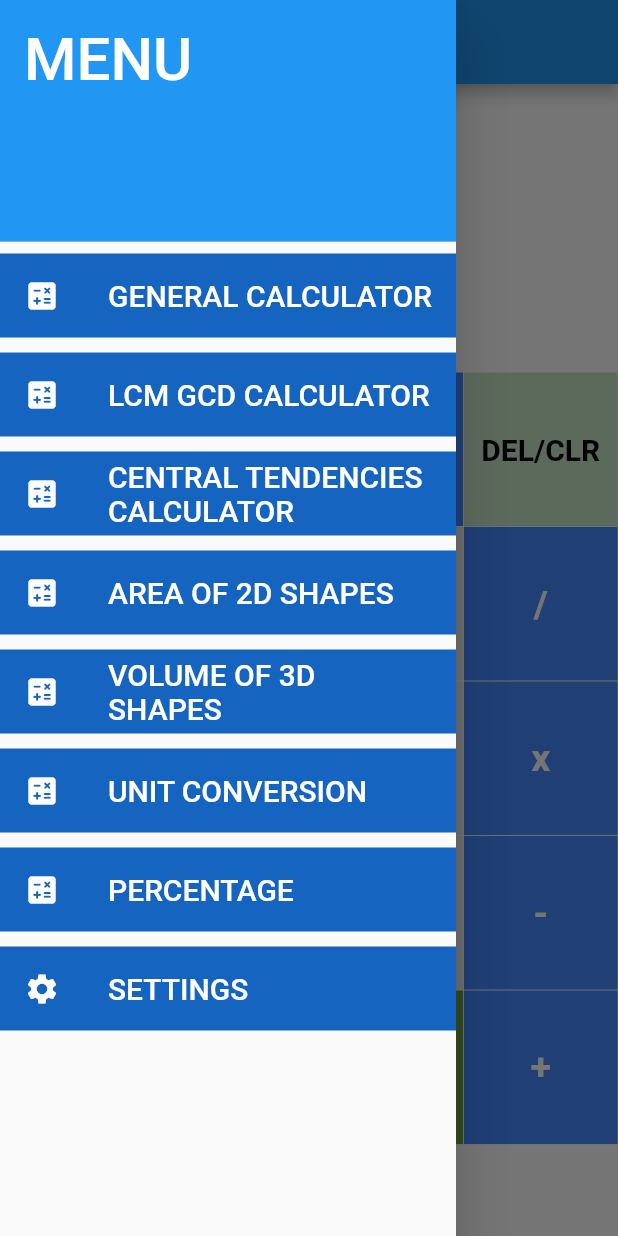
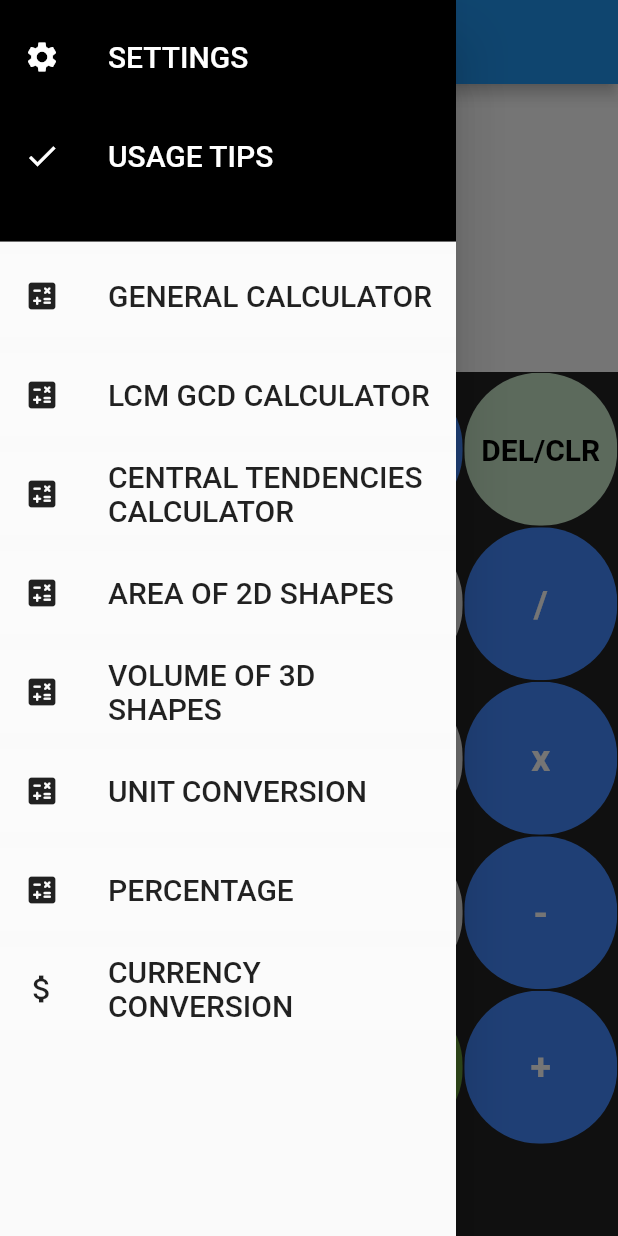
Before and after one commit to Shyam-Sundar-Bharathi/FlutterProjects, a Flutter app: the screen it shows after launch, with the side drawer open, on a phone screen of 412 x 824 dp. Run offline on Flutter 3.47's test engine with Material 2 defaults, Android fonts, the phone set to English and light mode, and no system bars; our stand-ins replace flutter_spinkit, math_expressions; missing offline and left inert: forex.

Commit message:
Currency conversion done

```diff
--- a/dream_calc/lib/main.dart
+++ b/dream_calc/lib/main.dart
@@ -1,3 +1,4 @@
+import 'package:dream_calc/screens/currencyScreen.dart';
 import 'package:dream_calc/screens/unitScreen.dart';
 import 'package:flutter/material.dart';
 import 'package:dream_calc/screens/genScreen.dart';
@@ -19,7 +20,8 @@ void main() {
       '/volume' : (context) => volumeCalc(),
       '/settings' : (context) => settings(),
       '/unitConversion' : (context) => unitconversion(),
-      '/percentage' : (context) => percentCalc()
+      '/percentage' : (context) => percentCalc(),
+      '/currency' : (context) => currency()
     },
   ));
 }
--- a/dream_calc/lib/screens/genScreen.dart
+++ b/dream_calc/lib/screens/genScreen.dart
@@ -6,6 +6,12 @@ import 'package:dream_calc/services/buttons.dart';
 import 'package:flutter/rendering.dart';
 import 'package:flutter/services.dart';
 import 'package:math_expressions/math_expressions.dart';
+
+extension Ex on double {
+  String toStringAsFixedNoZero(int n) =>
+      double.parse(this.toStringAsFixed(n)).toString();
+}
+
 class genCalc extends StatefulWidget {
   @override
   _genCalcState createState() => _genCalcState();
@@ -14,7 +20,7 @@ class genCalc extends StatefulWidget {
 class _genCalcState extends State<genCalc> {
 
   Map data = {
-    'precision' : 8,
+    'precision' : 4,
     'colourTheme' : "BLUE",
   };
   TextEditingController userInput = new TextEditingController();
@@ -42,6 +48,12 @@ class _genCalcState extends State<genCalc> {
     '=',
     '+',
   ];
+  int tappedIndex = -1;
+  void tapped(int index) async {
+    setState(() => tappedIndex = index);
+    await Future.delayed(Duration(milliseconds: 200));
+    setState(() => tappedIndex = -1);
+  }
 
   bool isOperator(String x) {
     if (x == '/' || x == 'x' || x == '-' || x == '+' || x == '=' || x == '^' ) {
@@ -81,15 +93,23 @@ class _genCalcState extends State<genCalc> {
         return;
 
     //
-    if(isOperator(userInput.text[userInput.text.length-1]))
+    else if(isOperator(userInput.text[userInput.text.length-1]))
       if(operator=='-')
         userInput.text+= '(-' ;
+      else
+        if(userInput.text[userInput.text.length-2]=='(')
+          return;
         else
           setState(() {
             userInput.text = userInput.text.substring(0,userInput.text.length-1) + operator;
           });
 
-    //
+    else if(userInput.text[userInput.text.length-1]=='(')
+      if(operator == '-')
+        userInput.text += '-';
+      else
+        return;
+
     else
       insertText(operator);
   }
@@ -178,26 +198,38 @@ class _genCalcState extends State<genCalc> {
       ContextModel cm = ContextModel();
       double eval = exp.evaluate(EvaluationType.REAL, cm);
       setState(() {
-        answer = eval.toString();
+        answer = eval.toStringAsFixedNoZero(precision);
       });
       //print("END TRY");
     }
     on FormatException {
+      try{
+        int open = '('.allMatches(userInput.text).length;
+        int close = ')'.allMatches(userInput.text).length;
+        if(open == close + 1)
+          finaluserinput += ')';
+        else{
           finaluserinput = finaluserinput.replaceAll('(', '');
           finaluserinput = finaluserinput.replaceAll(')', '');
+        }
         if(finaluserinput.length == 0){
           setState(() {
             answer='';
           });
           return;
         }
-      //print(finaluserinput);
         Expression exp = p.parse(finaluserinput);
         ContextModel cm = ContextModel();
         double eval = exp.evaluate(EvaluationType.REAL, cm);
         setState(() {
-        answer = eval.toString();
+          answer = eval.toStringAsFixedNoZero(precision);
         });
+      }
+      on Exception{
+        setState(() {
+          answer == 'The expression is incorrect';
+        });
+      }
     }
   }
 
@@ -208,8 +240,8 @@ class _genCalcState extends State<genCalc> {
     precision = data['precision'];
     SystemChrome.setEnabledSystemUIOverlays([]);
     return Scaffold(
-      resizeToAvoidBottomInset: false,
-      backgroundColor: Colors.white,
+      resizeToAvoidBottomInset: true,
+      backgroundColor: Colors.white70,
       appBar: AppBar(
         title: Text(
           "General Caculator",
@@ -251,6 +283,8 @@ class _genCalcState extends State<genCalc> {
                       alignment: Alignment.centerRight,
                       child: Text(
                         answer,
+                        overflow: TextOverflow.clip,
+                        softWrap: false,
                         style: TextStyle(
                           fontSize: 30,
                           color: Colors.black,
@@ -263,8 +297,9 @@ class _genCalcState extends State<genCalc> {
               ),
             ),
             Expanded(
-              flex: 3,
+              flex:3,
               child: Container(
+                color: Colors.black87,
                 child: GridView.builder(
                   itemCount: buttons.length,
                   gridDelegate: SliverGridDelegateWithFixedCrossAxisCount(
@@ -273,8 +308,11 @@ class _genCalcState extends State<genCalc> {
                   itemBuilder: (BuildContext context, int index){
                     if(index == 0){
                       return MyButton(
-                        buttontapped: (){},
-                        color: Colors.green[200],
+                        buttontapped: (){
+                          print('tapped');
+                          tapped(index);
+                        },
+                        color: tappedIndex == index? Colors.green[700] : Colors.green[300],
                         textColor: Colors.black,
                         buttonText: buttons[index],
                       );
@@ -283,10 +321,12 @@ class _genCalcState extends State<genCalc> {
                     if(index == 1){
                       return MyButton(
                         buttontapped: (){
+                          tapped(index);
                           parenthesis();
                           evaluate(userInput.text);
                         },
-                        color: Colors.blueAccent,
+
+                        color: tappedIndex == index? Colors.blue : Colors.blueAccent,
                         textColor: Colors.black,
                         buttonText: buttons[index],
                       );
@@ -295,16 +335,18 @@ class _genCalcState extends State<genCalc> {
                      if(index == 3){
                       return MyButton(
                         buttontapped: (){
+                          tapped(index);
                           backSpace();
                           },
                         buttonlongpressed: (){
+                          tapped(index);
                           setState(() {
                             userInput.text='';
                             answer='0';
                           });
                         },
                         buttonText: buttons[index],
-                        color: Colors.green[100],
+                        color: tappedIndex == index ? Colors.green[300] : Colors.green[100],
                         textColor: Colors.black,
                         fontSize: 20.0,
                       );
@@ -313,13 +355,21 @@ class _genCalcState extends State<genCalc> {
                     else if (index == 18) {
                       return MyButton(
                         buttontapped: () {
+                          tapped(index);
+                          if((answer == '' || answer == '0') && userInput.text != '')
+                            setState(() {
+                              answer = "The expression is incorrect";
+                            });
+                          else if (answer == 'The expression is incorrect')
+                            null;
+                          else
                             setState(() {
                               userInput.text = answer;
                               answer="";
                             });
                         },
                         buttonText: buttons[index],
-                        color: Colors.lightGreen[700],
+                        color: tappedIndex == index? Colors.green : Colors.lightGreen[700],
                         textColor: Colors.white,
                       );
                     }
@@ -327,6 +377,7 @@ class _genCalcState extends State<genCalc> {
                     else{
                       return MyButton(
                         buttontapped: () {
+                          tapped(index);
                           if(isOperator(buttons[index]))
                             insertOperator(buttons[index]);
                           else
@@ -337,8 +388,8 @@ class _genCalcState extends State<genCalc> {
                         },
                         buttonText: buttons[index],
                         color: isOperator(buttons[index])
-                            ? Colors.blueAccent
-                            : Colors.grey[200],
+                            ? tappedIndex == index? Colors.blue : Colors.blueAccent
+                            : tappedIndex == index? Colors.grey[400] : Colors.grey[200],
                         textColor: isOperator(buttons[index])
                             ? Colors.white
                             : Colors.black,
--- a/dream_calc/lib/screens/percentScreen.dart
+++ b/dream_calc/lib/screens/percentScreen.dart
@@ -13,7 +13,7 @@ class percentCalc extends StatefulWidget {
 class _percentCalcState extends State<percentCalc> {
 
   Map data = {
-    'precision' : 8,
+    'precision' : 4,
   };
   TextEditingController userInputOne = new TextEditingController();
   TextEditingController userInputTwo = new TextEditingController();
@@ -98,7 +98,7 @@ class _percentCalcState extends State<percentCalc> {
                         keyboardType: TextInputType.number,
                         enableInteractiveSelection: true,
                         inputFormatters: [
-                          FilteringTextInputFormatter(RegExp('[0-9,. ]'), allow: true),
+                          FilteringTextInputFormatter(RegExp('[0-9.]'), allow: true),
                         ],
                         decoration: InputDecoration(
                           border:OutlineInputBorder(
@@ -132,6 +132,7 @@ class _percentCalcState extends State<percentCalc> {
                   child: Center(
                     child: Text(
                       answer1,
+                      overflow: TextOverflow.ellipsis,
                       style: TextStyle(
                         fontSize: 30,
                         fontWeight: FontWeight.bold,
--- a/dream_calc/lib/screens/settings.dart
+++ b/dream_calc/lib/screens/settings.dart
@@ -6,7 +6,7 @@ class settings extends StatefulWidget {
 }
 
 String dropDownColor = "BLUE";
-int sliderValue =  8;
+int sliderValue =  4;
 String alertMessage = "";
 class _settingsState extends State<settings> {
   @override
--- a/dream_calc/lib/services/buttons.dart
+++ b/dream_calc/lib/services/buttons.dart
@@ -1,6 +1,6 @@
 import 'package:flutter/material.dart';
 
-class MyButton extends StatelessWidget {
+class MyButton extends StatefulWidget {
 
   // declaring variables
   final color;
@@ -14,22 +14,27 @@ class MyButton extends StatelessWidget {
   MyButton({this.color, this.textColor, this.buttonText, this.buttontapped,this.buttonlongpressed,this.fontSize=25.0});
 
   @override
+  _MyButtonState createState() => _MyButtonState();
+}
+
+class _MyButtonState extends State<MyButton> {
+  @override
   Widget build(BuildContext context) {
     return GestureDetector(
-        onTap: buttontapped,
-        onLongPress: buttonlongpressed,
+        onTap: widget.buttontapped,
+        onLongPress: widget.buttonlongpressed,
         child: Padding(
-          padding: const EdgeInsets.all(0.2),
+          padding: const EdgeInsets.all(0.5),
           child: ClipRRect(
-          //borderRadius: BorderRadius.circular(25),
+          borderRadius: BorderRadius.circular(50),
             child: Container(
-              color: color,
+              color: widget.color,
               child: Center(
                 child: Text(
-                 buttonText,
+                 widget.buttonText,
                  style: TextStyle(
-                    color: textColor,
-                    fontSize: fontSize,
+                    color: widget.textColor,
+                    fontSize: widget.fontSize,
                     fontWeight: FontWeight.bold,
                   ),
                 ),
--- a/dream_calc/lib/services/drawer.dart
+++ b/dream_calc/lib/services/drawer.dart
@@ -1,4 +1,6 @@
+import 'package:flutter/cupertino.dart';
 import 'package:flutter/material.dart';
+import 'package:dream_calc/services/currencyConversion.dart';
 class myDrawer extends StatefulWidget {
   @override
   _myDrawerState createState() => _myDrawerState();
@@ -14,16 +16,51 @@ class _myDrawerState extends State<myDrawer> {
         padding: EdgeInsets.all(0),
         children: [
           DrawerHeader(
+            padding: EdgeInsets.fromLTRB(0,10,0,0),
             decoration: BoxDecoration(
-              color: Colors.blue,
+              color: Colors.black,
             ),
-            child: Text(
-              "MENU",
-              style: TextStyle(
-                fontSize: 40.0,
-                color: Colors.white,
-              ),
-            ),
+            child: ListView(
+              padding: EdgeInsets.all(0),
+              children: [
+                ListTile(
+                  onTap: () async {
+                    result = await Navigator.pushNamed(context, '/settings');
+                    setState(() {
+                      precision = result['precision'];
+                    });
+                  },
+                  title: Text(
+                    "SETTINGS",
+                    style: TextStyle(
+                      fontSize: 20,
+                      color: Colors.white,
+                    ),
+                  ),
+                  tileColor: Colors.black87,
+                  leading: Icon(
+                    Icons.settings,
+                    color: Colors.white,
+                  ),
+                  ),
+                SizedBox(height: 10,),
+                ListTile(
+                  onTap: (){},
+                  title: Text(
+                    "USAGE TIPS",
+                    style: TextStyle(
+                      fontSize: 20,
+                      color: Colors.white,
+                    ),
+                  ),
+                  tileColor: Colors.black87,
+                  leading: Icon(
+                    Icons.check,
+                    color: Colors.white,
+                  ),
+                ),
+              ],
+            )
           ),
           ListTile(
             onTap: (){
@@ -35,13 +72,13 @@ class _myDrawerState extends State<myDrawer> {
               "GENERAL CALCULATOR",
               style: TextStyle(
                 fontSize: 20,
-                color: Colors.white,
+                color: Colors.black87,
               ),
             ),
-            tileColor: Colors.blue[800],
+            tileColor: Colors.white12,
             leading: Icon(
               Icons.calculate_rounded,
-              color: Colors.white,
+              color: Colors.black87,
             ),
           ),
           SizedBox( height: 10),
@@ -55,13 +92,13 @@ class _myDrawerState extends State<myDrawer> {
               "LCM GCD CALCULATOR",
               style: TextStyle(
                 fontSize: 20,
-                color: Colors.white,
+                color: Colors.black87,
               ),
             ),
-            tileColor: Colors.blue[800],
+            tileColor: Colors.white12,
             leading: Icon(
               Icons.calculate_rounded,
-              color: Colors.white,
+              color: Colors.black87,
             ),
           ),
           SizedBox( height: 10),
@@ -75,13 +112,13 @@ class _myDrawerState extends State<myDrawer> {
               "CENTRAL TENDENCIES CALCULATOR",
               style: TextStyle(
                 fontSize: 20,
-                color: Colors.white,
+                color: Colors.black87,
               ),
             ),
-            tileColor: Colors.blue[800],
+            tileColor: Colors.white12,
             leading: Icon(
               Icons.calculate_rounded,
-              color: Colors.white,
+              color: Colors.black87,
             ),
           ),
           SizedBox( height: 10),
@@ -95,13 +132,13 @@ class _myDrawerState extends State<myDrawer> {
               "AREA OF 2D SHAPES",
               style: TextStyle(
                 fontSize: 20,
-                color: Colors.white,
+                color: Colors.black87,
               ),
             ),
-            tileColor: Colors.blue[800],
+            tileColor: Colors.white12,
             leading: Icon(
               Icons.calculate_rounded,
-              color: Colors.white,
+              color: Colors.black87,
             ),
           ),
           SizedBox( height: 10),
@@ -115,13 +152,13 @@ class _myDrawerState extends State<myDrawer> {
               "VOLUME OF 3D SHAPES",
               style: TextStyle(
                 fontSize: 20,
-                color: Colors.white,
+                color: Colors.black87,
               ),
             ),
-            tileColor: Colors.blue[800],
+            tileColor: Colors.white12,
             leading: Icon(
               Icons.calculate_rounded,
-              color: Colors.white,
+              color: Colors.black87,
             ),
           ),
           SizedBox( height: 10),
@@ -135,13 +172,13 @@ class _myDrawerState extends State<myDrawer> {
               'UNIT CONVERSION',
               style: TextStyle(
                 fontSize: 20,
-                color: Colors.white,
+                color: Colors.black87,
               ),
             ),
-            tileColor: Colors.blue[800],
+            tileColor: Colors.white12,
             leading: Icon(
               Icons.calculate_rounded,
-              color: Colors.white,
+              color: Colors.black87,
             ),
           ),
           SizedBox(height: 10),
@@ -155,34 +192,31 @@ class _myDrawerState extends State<myDrawer> {
               'PERCENTAGE',
               style: TextStyle(
                 fontSize: 20,
-                color: Colors.white,
+                color: Colors.black87,
               ),
             ),
-            tileColor: Colors.blue[800],
+            tileColor: Colors.white12,
             leading: Icon(
               Icons.calculate_rounded,
-              color: Colors.white,
+              color: Colors.black87,
             ),
           ),
           SizedBox(height: 10),
           ListTile(
-            onTap: () async {
-              result = await Navigator.pushNamed(context, '/settings');
-              setState(() {
-                precision = result['precision'];
-              });
+            onTap: (){
+              Navigator.pushReplacementNamed(context, '/currency');
             },
             title: Text(
-              "SETTINGS",
+              'CURRENCY CONVERSION',
               style: TextStyle(
                 fontSize: 20,
-                color: Colors.white,
+                color: Colors.black87,
               ),
             ),
-            tileColor: Colors.blue[800],
+            tileColor: Colors.white12,
             leading: Icon(
-              Icons.settings,
-              color: Colors.white,
+              Icons.attach_money_sharp,
+              color: Colors.black87,
             ),
           ),
         ],
--- a/dream_calc/pubspec.yaml
+++ b/dream_calc/pubspec.yaml
@@ -29,7 +29,7 @@ dependencies:
   # Use with the CupertinoIcons class for iOS style icons.
   cupertino_icons: ^1.0.2
   math_expressions: ^2.0.0
-  unit_converter: ^1.3.0
+  forex: ^0.1.0
 
 
 dev_dependencies:
```
Also changed, not shown: dream_calc/lib/calcs/areaCalc.dart (+11 -6 lines), dream_calc/lib/calcs/centTendCalc.dart (+11 -8 lines), dream_calc/lib/calcs/currencyCalc.dart (added, +10 -0 lines), dream_calc/lib/calcs/percentCalc.dart (+7 -2 lines), dream_calc/lib/calcs/unitCalc.dart (+38 -34 lines), dream_calc/lib/calcs/volumeCalc.dart (+9 -5 lines), dream_calc/lib/screens/areaScreen.dart (+10 -3 lines), dream_calc/lib/screens/centTendScreen.dart (+22 -22 lines), dream_calc/lib/screens/currencyScreen.dart (added, +223 -0 lines), dream_calc/lib/screens/lcmhcfScreen.dart (+10 -2 lines), dream_calc/lib/screens/unitScreen.dart (+11 -9 lines), dream_calc/lib/screens/volumeScreen.dart (+10 -3 lines), dream_calc/lib/services/currencyConversion.dart (added, +28 -0 lines), dream_calc/pubspec.lock. Lines whose indentation alone changed are shown as unchanged.
